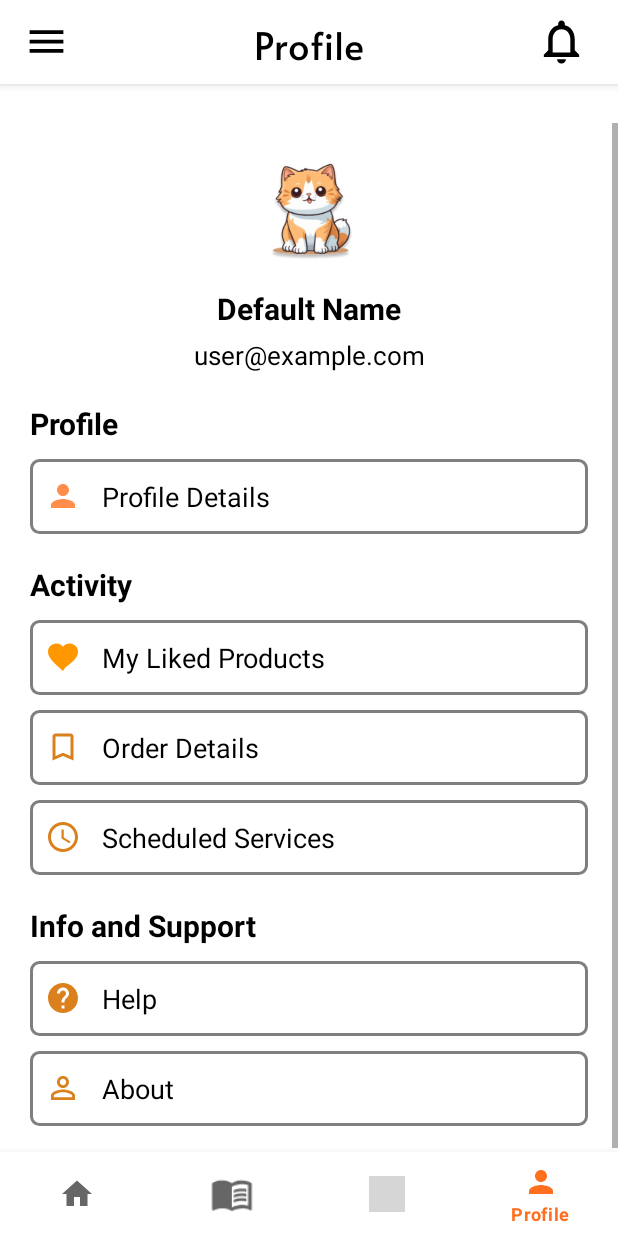
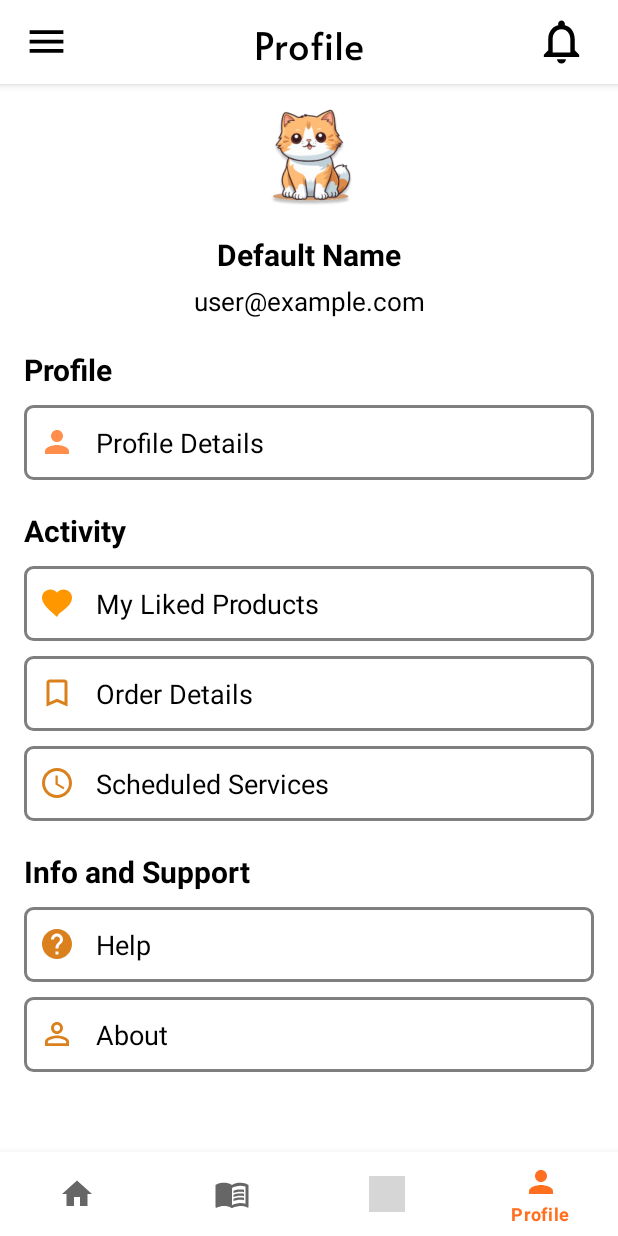
Before and after one commit to MarkKheanViari/PetPal-E-commerce-Booking-Mobile-, an Android app: the MainActivity screen opened directly, with no data from a screen before it, item 4 of the bottom bar chosen, on a phone screen of 412 x 824 dp. Run offline under Robolectric (Android 15) with nearby library versions, the phone set to English and light mode, and no system bars; our stand-ins replace Volley; network calls fail; pictures from the network do not load; 1 statement that could not run was skipped; grey boxes are pictures that could not be loaded.

Commit message:
gaps, product details
kung mababasa mo to ardre, update mo ip ng mainActivity mo yan lang iiba ip, (sana tama hahaha)

```diff
--- a/app/src/main/java/com/example/myapplication/Controller/MainActivity.kt
+++ b/app/src/main/java/com/example/myapplication/Controller/MainActivity.kt
@@ -3,20 +3,16 @@ package com.example.myapplication
 import android.content.Context
 import android.content.Intent
 import android.content.SharedPreferences
-import android.graphics.Color
 import android.os.Bundle
 import android.text.Editable
 import android.text.TextWatcher
-import android.util.Log
 import android.view.View
-import android.view.animation.AnimationUtils
 import android.view.inputmethod.EditorInfo
 import android.view.inputmethod.InputMethodManager
 import android.widget.*
 import androidx.appcompat.app.AlertDialog
 import androidx.appcompat.app.AppCompatActivity
 import androidx.constraintlayout.widget.ConstraintLayout
-import androidx.core.content.ContextCompat
 import androidx.core.view.GravityCompat
 import androidx.drawerlayout.widget.DrawerLayout
 import androidx.fragment.app.Fragment
@@ -87,19 +83,17 @@ class MainActivity : AppCompatActivity() {
         headerName.text = sharedPrefs.getString("username", "User Name")
         headerEmail.text = sharedPrefs.getString("user_email", "user@example.com")
 
-        // Click on header -> load ProfileFragment
         headerView.setOnClickListener {
             showMainUI(false)
-            loadFragment(ProfileFragment())
+            loadFragment(ProfileFragment(), true) // Load into fragment_container1
             drawerLayout.closeDrawer(GravityCompat.START)
         }
 
-        // NavigationView item selections
         navView.setNavigationItemSelectedListener { menuItem ->
             when (menuItem.itemId) {
                 R.id.nav_profile -> {
                     showMainUI(false)
-                    loadFragment(ProfileFragment())
+                    loadFragment(ProfileFragment(), true) // Load into fragment_container1
                     true
                 }
                 R.id.nav_settings -> {
@@ -120,7 +114,7 @@ class MainActivity : AppCompatActivity() {
                 }
                 R.id.menu_service -> {
                     showMainUI(false)
-                    loadFragment(ServiceFragment())
+                    loadFragment(ServiceFragment(), true) // Load into fragment_container1
                     true
                 }
                 else -> false
@@ -164,7 +158,6 @@ class MainActivity : AppCompatActivity() {
             override fun onTextChanged(s: CharSequence?, start: Int, before: Int, count: Int) {}
         })
 
-        // Clear focus when tapping outside the search bar
         rootLayout.setOnClickListener {
             if (searchBar.hasFocus()) {
                 hideKeyboardAndClearFocus(searchBar)
@@ -174,31 +167,12 @@ class MainActivity : AppCompatActivity() {
         // Fetch initial products
         fetchProducts()
 
-        // Listen for back stack changes
-        supportFragmentManager.addOnBackStackChangedListener {
-            val currentFragment = supportFragmentManager.findFragmentById(R.id.fragment_container)
-            when (currentFragment) {
-                is ServiceFragment -> bottomNavigation.selectedItemId = R.id.menu_service
-                is CartFragment -> bottomNavigation.selectedItemId = R.id.nav_cart
-                is ProfileFragment -> bottomNavigation.selectedItemId = R.id.nav_profile
-                else -> bottomNavigation.selectedItemId = R.id.nav_products
-            }
-        }
-
         val mobileUserId = sharedPreferences.getInt("user_id", -1)
         if (mobileUserId == -1) {
             Toast.makeText(this, "❌ User not logged in!", Toast.LENGTH_SHORT).show()
             return
         }
-        // Fetch notifications for approved appointments
         checkForApprovedAppointments(mobileUserId)
-    }
-
-    override fun onWindowFocusChanged(hasFocus: Boolean) {
-        super.onWindowFocusChanged(hasFocus)
-        if (hasFocus) {
-            bottomNavigation.visibility = View.VISIBLE
-        }
     }
 
     override fun onBackPressed() {
@@ -212,10 +186,10 @@ class MainActivity : AppCompatActivity() {
             val fragmentManager = supportFragmentManager
             if (fragmentManager.backStackEntryCount > 0) {
                 fragmentManager.popBackStack()
+                updateBottomNavigation()
             } else {
-                // When coming back from a fragment, reset to "Catalog"
+                showMainUI(true)
                 bottomNavigation.selectedItemId = R.id.nav_products
-                showMainUI(true)
                 findViewById<TextView>(R.id.toolbarTitle).text = "Catalog"
                 super.onBackPressed()
             }
@@ -244,15 +218,15 @@ class MainActivity : AppCompatActivity() {
         productAdapter.updateProducts(ArrayList(displayedProducts))
     }
 
-    private fun loadFragment(fragment: Fragment) {
+    private fun loadFragment(fragment: Fragment, useContainer1: Boolean = false) {
+        val containerId = if (useContainer1) R.id.fragment_container1 else R.id.fragment_container
         val fragmentTag = fragment.javaClass.simpleName
         val existingFragment = supportFragmentManager.findFragmentByTag(fragmentTag)
         if (existingFragment != null && existingFragment.isAdded) {
-            // Already added
             return
         }
         supportFragmentManager.beginTransaction()
-            .replace(R.id.fragment_container, fragment, fragmentTag)
+            .replace(containerId, fragment, fragmentTag)
             .addToBackStack(fragmentTag)
             .commit()
     }
@@ -271,7 +245,7 @@ class MainActivity : AppCompatActivity() {
         val categories = listOf(
             Pair(R.id.allButton, "all"),
             Pair(R.id.foodButton, "Food"),
-            Pair(R.id.treatsButton, "Treats"),
+            Pair(R.id.treatsButton, "Treats")
             // Add more pairs for each button...
         )
 
@@ -287,7 +261,7 @@ class MainActivity : AppCompatActivity() {
     }
 
     private fun checkForApprovedAppointments(userId: Int) {
-        val url = "http://192.168.1.12/backend/fetch_approved_appointments.php?mobile_user_id=$userId"
+        val url = "http://192.168.1.15/backend/fetch_approved_appointments.php?mobile_user_id=$userId"
         val request = JsonObjectRequest(
             com.android.volley.Request.Method.GET, url, null,
             { response ->
@@ -330,40 +304,36 @@ class MainActivity : AppCompatActivity() {
 
     private fun setupBottomNavigation() {
         bottomNavigation.setOnNavigationItemSelectedListener { item ->
-            // Optionally animate the selected item
-            val viewToAnimate = bottomNavigation.findViewById<View>(item.itemId)
-            viewToAnimate?.let {
-                val bounceAnimation = AnimationUtils.loadAnimation(this, R.anim.bounce)
-                it.startAnimation(bounceAnimation)
-            }
-
-            // Update the toolbar title with the menu item's title
             findViewById<TextView>(R.id.toolbarTitle).text = item.title
 
             when (item.itemId) {
                 R.id.nav_products -> {
-                    // Show the search bar and related views for products
                     showMainUI(true)
                     supportFragmentManager.popBackStack(null, FragmentManager.POP_BACK_STACK_INCLUSIVE)
                     fetchProducts()
+                    findViewById<FrameLayout>(R.id.fragment_container1).visibility = View.GONE
+                    findViewById<FrameLayout>(R.id.fragment_container).visibility = View.VISIBLE
                     true
                 }
                 R.id.menu_service -> {
-                    // Hide search bar and related views
                     showMainUI(false)
-                    loadFragment(ServiceFragment())
+                    loadFragment(ServiceFragment(), true) // Load into fragment_container1
+                    findViewById<FrameLayout>(R.id.fragment_container1).visibility = View.VISIBLE
+                    findViewById<FrameLayout>(R.id.fragment_container).visibility = View.GONE
                     true
                 }
                 R.id.nav_cart -> {
-                    // Hide search bar and related views so the cart goes up
                     showMainUI(false)
-                    loadFragment(CartFragment())
+                    loadFragment(CartFragment(), true) // Load into fragment_container1
+                    findViewById<FrameLayout>(R.id.fragment_container1).visibility = View.VISIBLE
+                    findViewById<FrameLayout>(R.id.fragment_container).visibility = View.GONE
                     true
                 }
                 R.id.nav_profile -> {
-                    // Hide search bar and related views
                     showMainUI(false)
-                    loadFragment(ProfileFragment())
+                    loadFragment(ProfileFragment(), true) // Load into fragment_container1
+                    findViewById<FrameLayout>(R.id.fragment_container1).visibility = View.VISIBLE
+                    findViewById<FrameLayout>(R.id.fragment_container).visibility = View.GONE
                     true
                 }
                 else -> false
@@ -371,20 +341,28 @@ class MainActivity : AppCompatActivity() {
         }
     }
 
+    private fun updateBottomNavigation() {
+        val currentFragment = supportFragmentManager.findFragmentById(R.id.fragment_container1)
+            ?: supportFragmentManager.findFragmentById(R.id.fragment_container)
+        when (currentFragment) {
+            is ServiceFragment -> bottomNavigation.selectedItemId = R.id.menu_service
+            is CartFragment -> bottomNavigation.selectedItemId = R.id.nav_cart
+            is ProfileFragment -> bottomNavigation.selectedItemId = R.id.nav_profile
+            else -> bottomNavigation.selectedItemId = R.id.nav_products
+        }
+    }
 
     private fun showMainUI(show: Boolean) {
         val visibility = if (show) View.VISIBLE else View.GONE
-
         findViewById<LinearLayout>(R.id.searchBar_layout).visibility = visibility
         findViewById<TextView>(R.id.browseText).visibility = visibility
         findViewById<View>(R.id.categoryScrollView).visibility = visibility
         findViewById<TextView>(R.id.recommendTxt).visibility = visibility
+        findViewById<FrameLayout>(R.id.fragment_container).visibility = if (show) View.VISIBLE else View.GONE
     }
 
-
-
     private fun fetchProducts() {
-        val url = "http://192.168.1.12/backend/fetch_product.php"
+        val url = "http://192.168.1.15/backend/fetch_product.php"
         val request = Request.Builder().url(url).build()
 
         client.newCall(request).enqueue(object : Callback {
@@ -409,7 +387,7 @@ class MainActivity : AppCompatActivity() {
 
                     val productsArray = json.optJSONArray("products") ?: JSONArray()
                     val fetchedProducts = mutableListOf<Product>()
-                    val baseImageUrl = "http://192.168.1.12/backend/uploads/"
+                    val baseImageUrl = "http://192.168.1.15/backend/uploads/"
 
                     for (i in 0 until productsArray.length()) {
                         val productJson = productsArray.getJSONObject(i)
@@ -434,14 +412,12 @@ class MainActivity : AppCompatActivity() {
                     }
 
                     runOnUiThread {
-                        Log.d("DEBUG:MainActivity", "Fetched ${fetchedProducts.size} products")
                         allProducts.clear()
                         allProducts.addAll(fetchedProducts)
                         displayedProducts.clear()
                         displayedProducts.addAll(fetchedProducts)
                         productAdapter.updateProducts(ArrayList(displayedProducts))
                     }
-
                 } catch (e: Exception) {
                     runOnUiThread {
                         Toast.makeText(this@MainActivity, "Parsing error: ${e.message}", Toast.LENGTH_SHORT).show()
@@ -458,7 +434,7 @@ class MainActivity : AppCompatActivity() {
         displayedProducts.clear()
         productAdapter.notifyDataSetChanged()
 
-        val url = "http://192.168.1.12/backend/fetch_product.php?category=$category"
+        val url = "http://192.168.1.15/backend/fetch_product.php?category=$category"
         val request = Request.Builder().url(url).build()
 
         client.newCall(request).enqueue(object : Callback {
@@ -492,11 +468,11 @@ class MainActivity : AppCompatActivity() {
                         val productJson = productsArray.getJSONObject(i)
                         val rawImage = productJson.optString("image", "").trim()
                         val fullImageUrl = if (rawImage.isNotEmpty() && !rawImage.startsWith("http")) {
-                            "http://192.168.1.12/backend/uploads/$rawImage"
+                            "http://192.168.1.15/backend/uploads/$rawImage"
                         } else {
                             rawImage
                         }
-                        val finalImageUrl = if (fullImageUrl.isNotEmpty()) fullImageUrl else "http://192.168.1.12/backend/uploads/default.jpg"
+                        val finalImageUrl = if (fullImageUrl.isNotEmpty()) fullImageUrl else "http://192.168.1.15/backend/uploads/default.jpg"
 
                         categoryProducts.add(
                             Product(
@@ -512,7 +488,6 @@ class MainActivity : AppCompatActivity() {
 
                     runOnUiThread {
                         progressBar.visibility = View.GONE
-
                         if (categoryProducts.isNotEmpty()) {
                             displayedProducts.clear()
                             displayedProducts.addAll(categoryProducts)
--- a/app/src/main/res/layout/activity_main.xml
+++ b/app/src/main/res/layout/activity_main.xml
@@ -67,11 +67,21 @@
 
         </androidx.appcompat.widget.Toolbar>
 
+        <FrameLayout
+            android:id="@+id/fragment_container1"
+            android:layout_width="match_parent"
+            android:layout_height="0dp"
+            android:layout_marginTop="10dp"
+            app:layout_constraintTop_toBottomOf="@id/toolbar"
+            app:layout_constraintBottom_toTopOf="@id/bottomNavigation"
+            app:layout_constraintStart_toStartOf="parent"
+            app:layout_constraintEnd_toEndOf="parent"/>
+
         <!-- OPTIONAL: If you really want a small gap below the toolbar, keep it minimal (e.g. 8dp) -->
         <Space
             android:id="@+id/spacer"
             android:layout_width="match_parent"
-            android:layout_height="8dp"
+            android:layout_height="10dp"
             app:layout_constraintTop_toBottomOf="@id/toolbar"
             app:layout_constraintStart_toStartOf="parent"
             app:layout_constraintEnd_toEndOf="parent"/>
@@ -100,6 +110,7 @@
                 android:drawableEnd="@drawable/search_icon"
                 android:paddingStart="15dp"
                 android:paddingEnd="10dp"
+                android:layout_marginTop="10dp"
                 android:background="@drawable/searchactivity_roundedcorner"
                 android:inputType="text"
                 android:imeOptions="actionSearch"/>
@@ -284,23 +295,21 @@
             app:layout_constraintTop_toBottomOf="@id/spacer2"
             app:layout_constraintStart_toStartOf="parent" />
 
-        <!-- Fragment container: holds RecyclerView or replaced by CartFragment, etc. -->
         <FrameLayout
             android:id="@+id/fragment_container"
             android:layout_width="match_parent"
             android:layout_height="0dp"
+            android:orientation="vertical"
             android:layout_marginTop="10dp"
-            android:padding="0dp"
             app:layout_constraintTop_toBottomOf="@id/recommendTxt"
-            app:layout_constraintBottom_toTopOf="@id/bottomNavigation"
-            app:layout_constraintStart_toStartOf="parent"
-            app:layout_constraintEnd_toEndOf="parent">
+            app:layout_constraintBottom_toTopOf="@id/bottomNavigation">
 
             <!-- RecyclerView for displaying products -->
             <androidx.recyclerview.widget.RecyclerView
                 android:id="@+id/productsRecyclerView"
                 android:layout_width="match_parent"
                 android:layout_height="match_parent"
+                android:paddingHorizontal="16dp"
                 android:scrollbars="vertical" />
 
             <!-- TextView for showing no products available message -->
--- a/app/src/main/res/layout/cart_item.xml
+++ b/app/src/main/res/layout/cart_item.xml
@@ -4,7 +4,6 @@
     xmlns:app="http://schemas.android.com/apk/res-auto"
     android:layout_width="match_parent"
     android:layout_height="wrap_content"
-    android:layout_margin="8dp"
     app:cardCornerRadius="12dp"
     app:cardElevation="4dp"
     app:cardUseCompatPadding="true"
@@ -15,7 +14,8 @@
         android:layout_height="wrap_content"
         android:orientation="horizontal"
         android:gravity="center_vertical"
-        android:padding="12dp">
+        android:paddingHorizontal="16dp"
+        android:paddingVertical="10dp">
 
         <!-- Product Image -->
         <ImageView
--- a/app/src/main/res/layout/fragment_profile.xml
+++ b/app/src/main/res/layout/fragment_profile.xml
@@ -9,7 +9,7 @@
     <androidx.constraintlayout.widget.ConstraintLayout
         android:layout_width="match_parent"
         android:layout_height="wrap_content"
-        android:padding="20dp"
+        android:paddingHorizontal="16dp"
         android:background="@color/white">
 
         <!-- Profile Header -->
--- a/app/src/main/res/layout/fragment_service.xml
+++ b/app/src/main/res/layout/fragment_service.xml
@@ -6,7 +6,7 @@
     android:layout_height="match_parent"
     android:orientation="vertical"
     android:background="@android:color/white"
-    android:padding="16dp">
+    android:paddingHorizontal="16dp">
 
     <!-- Schedule Prompt -->
     <TextView
```
Also changed, not shown: app/src/main/res/layout/activity_product_details.xml (+11 -1 lines).
